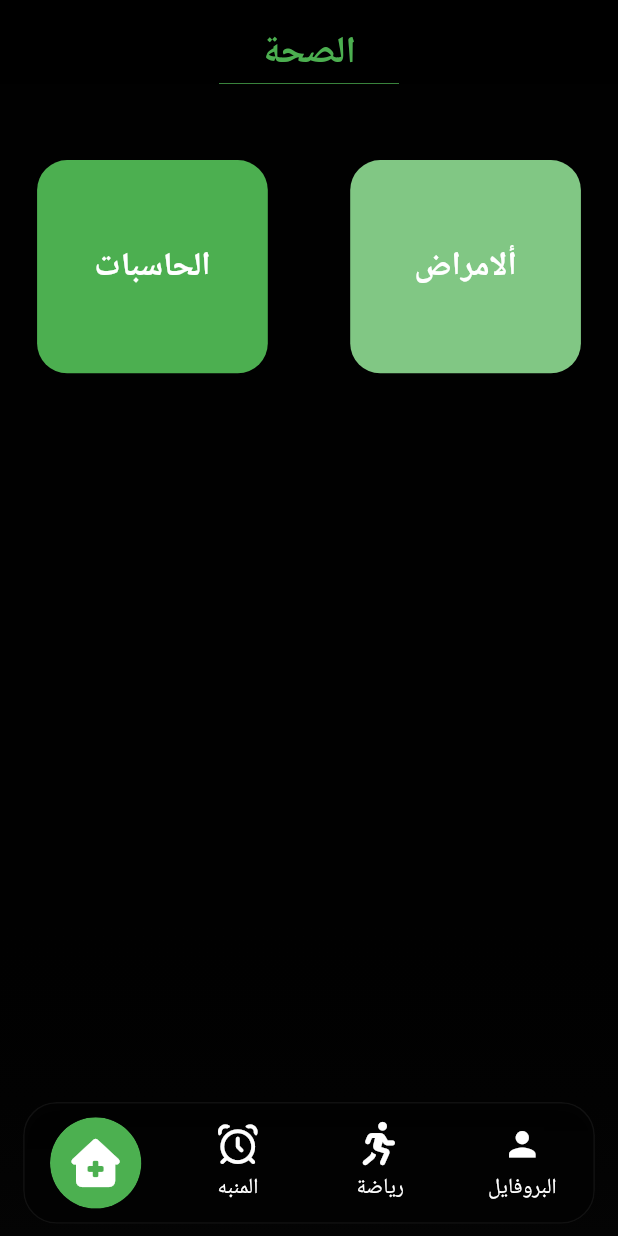
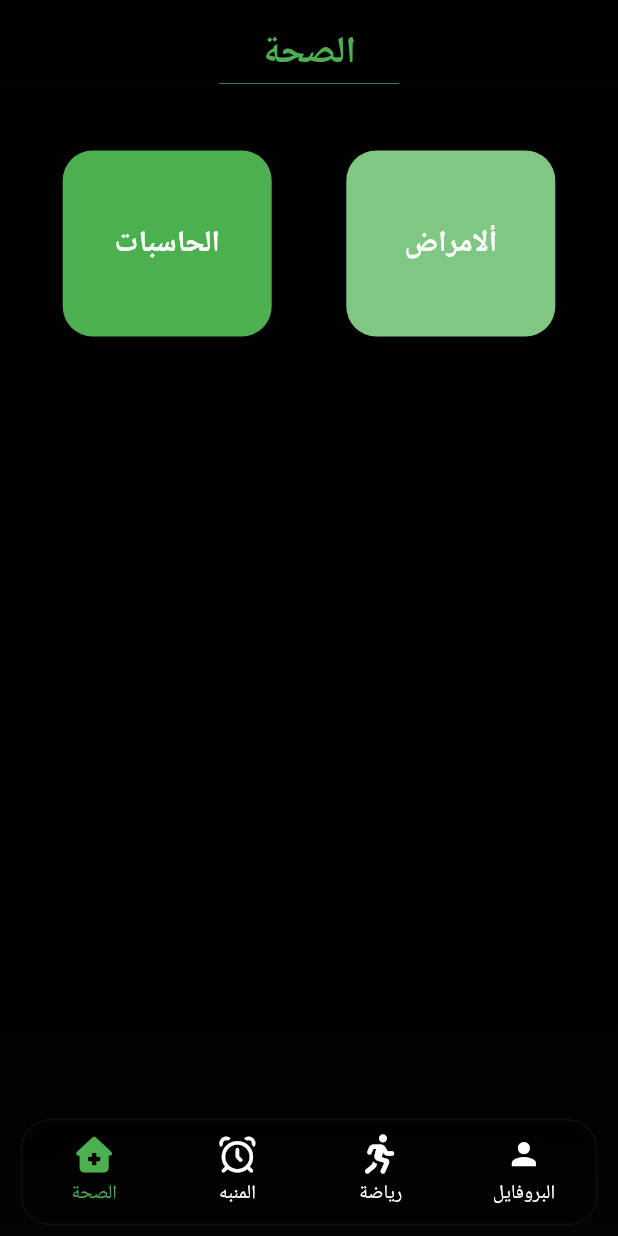
Before and after one commit to abd-alghani-soud/Nafas-Plus, a Flutter app: the screen it shows after launch, after a tap on "Login", on a phone screen of 412 x 824 dp. Run offline on Flutter 3.47's test engine with Material 3 defaults, Android fonts, the light colour scheme and no system bars; our stand-ins replace auto_size_text, bloc, bot_toast, dartz, easy_localization, equatable and 13 more.

Commit message:
edit custom nav bar

```diff
--- a/lib/features/home/presentation/widgets/custom_nav_bar.dart
+++ b/lib/features/home/presentation/widgets/custom_nav_bar.dart
@@ -2,41 +2,42 @@ import 'dart:ui';
 import 'package:flutter/material.dart';
 import 'package:flutter_screenutil/flutter_screenutil.dart';
 import 'package:font_awesome_flutter/font_awesome_flutter.dart';
-import 'package:nafas/features/home/presentation/widgets/bubble_icon_widget.dart';
+import 'package:nafas/core/constants/my_colors.dart';
 
 class CustomBottomNav extends StatelessWidget {
   final ValueNotifier<int> selectedIndex;
-  const CustomBottomNav({required this.selectedIndex, super.key});
 
-  @override
-  Widget build(BuildContext context) {
+  CustomBottomNav({required this.selectedIndex, super.key});
+
   final List<IconData> iconList = [
     FontAwesomeIcons.houseMedical,
     FontAwesomeIcons.alarmClock,
     FontAwesomeIcons.personRunning,
     Icons.person,
   ];
-    final List<String> labels = [
-      'الصحة',
-      'المنبه',
-      'رياضة',
-      'البروفايل',
-    ];
-    final double bottomInset = MediaQuery.of(context).viewPadding.bottom;
-    final double containerHeight = 80.h;
+  final List<String> labels = ['الصحة', 'المنبه', 'رياضة', 'البروفايل'];
 
+  @override
+  Widget build(BuildContext context) {
     return Padding(
-      padding: EdgeInsets.only(left: 14.w, right: 14.w, bottom: bottomInset + 8.h),
+      padding: EdgeInsets.only(
+        left: 14.w,
+        right: 14.w,
+        bottom: MediaQuery.of(context).viewPadding.bottom + 8.h,
+      ),
       child: ClipRRect(
         borderRadius: BorderRadius.circular(22.r),
         child: BackdropFilter(
           filter: ImageFilter.blur(sigmaX: 18.0, sigmaY: 18.0),
           child: Container(
-            height: containerHeight,
+            height: 80.h,
             decoration: BoxDecoration(
               color: Colors.black.withOpacity(0.18),
               borderRadius: BorderRadius.circular(22.r),
-              border: Border.all(color: Colors.white.withOpacity(0.06), width: 1),
+              border: Border.all(
+                color: Colors.white.withOpacity(0.06),
+                width: 1,
+              ),
               boxShadow: [
                 BoxShadow(
                   color: Colors.black.withOpacity(0.35),
@@ -49,6 +50,9 @@ class CustomBottomNav extends StatelessWidget {
               crossAxisAlignment: CrossAxisAlignment.center,
               children: List.generate(iconList.length, (i) {
                 final bool isSelected = i == selectedIndex.value;
+                final Color currentColor =
+                    isSelected ? MyColors.greenAccent : Colors.white;
+
                 return Expanded(
                   child: GestureDetector(
                     onTap: () => selectedIndex.value = i,
@@ -57,23 +61,16 @@ class CustomBottomNav extends StatelessWidget {
                       mainAxisAlignment: MainAxisAlignment.center,
                       mainAxisSize: MainAxisSize.min,
                       children: [
-                        Flexible(
-                          child: isSelected
-                              ? BubbleIcon(icon: iconList[i], size: 60.h)
-                              : Icon(iconList[i], size: 24.sp, color: Colors.white),
-                        ),
-                        SizedBox(height: isSelected ? 0 : 5.h),
-                        if (!isSelected)
-                          Flexible(
-                            child: Text(
+                        Icon(iconList[i], size: 24.sp, color: currentColor),
+                        SizedBox(height: 6.h),
+                        Text(
                           labels[i],
                           style: TextStyle(
-                                color: Colors.white,
+                            color: currentColor,
                             fontSize: 13.sp,
                           ),
                           maxLines: 1,
                           overflow: TextOverflow.ellipsis,
-                            ),
                         ),
                       ],
                     ),
--- a/lib/main.dart
+++ b/lib/main.dart
@@ -14,7 +14,7 @@ class MyApp extends StatelessWidget {
   @override
   Widget build(BuildContext context) {
     return ScreenUtilInit(
-      designSize: Size(375, 812),
+      designSize: const Size(414, 930),
       child: GetMaterialApp(
         theme: ThemeData.dark().copyWith(
           scaffoldBackgroundColor: MyColors.backgroundDark2,
```
Lines whose indentation alone changed are shown as unchanged.
